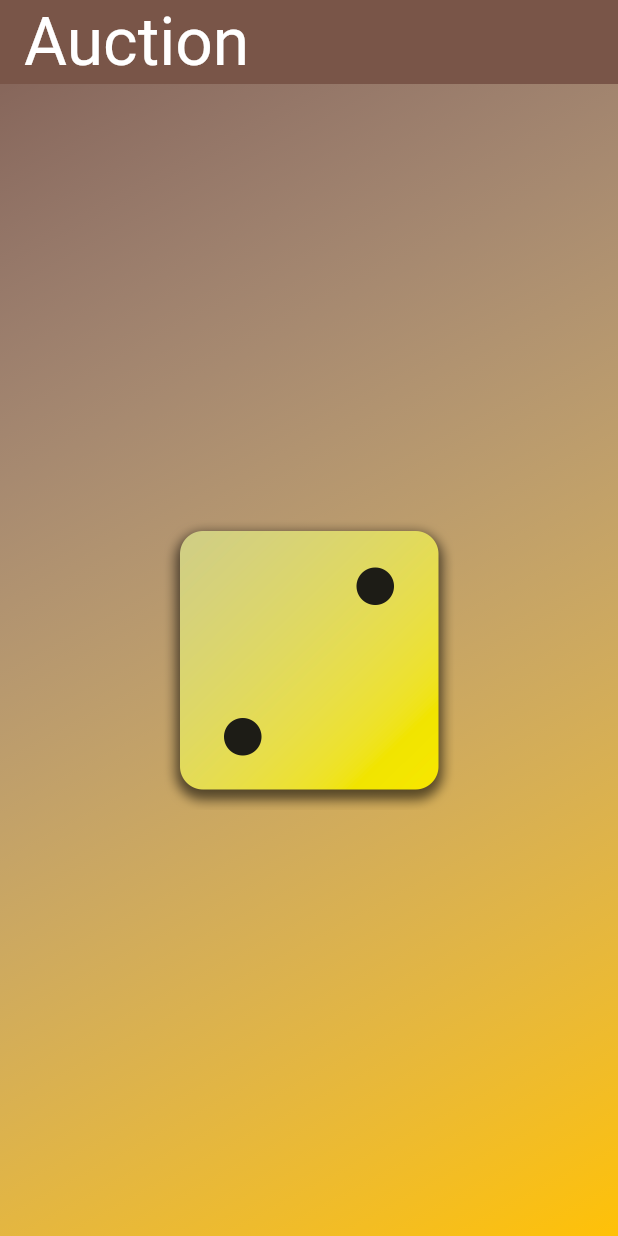
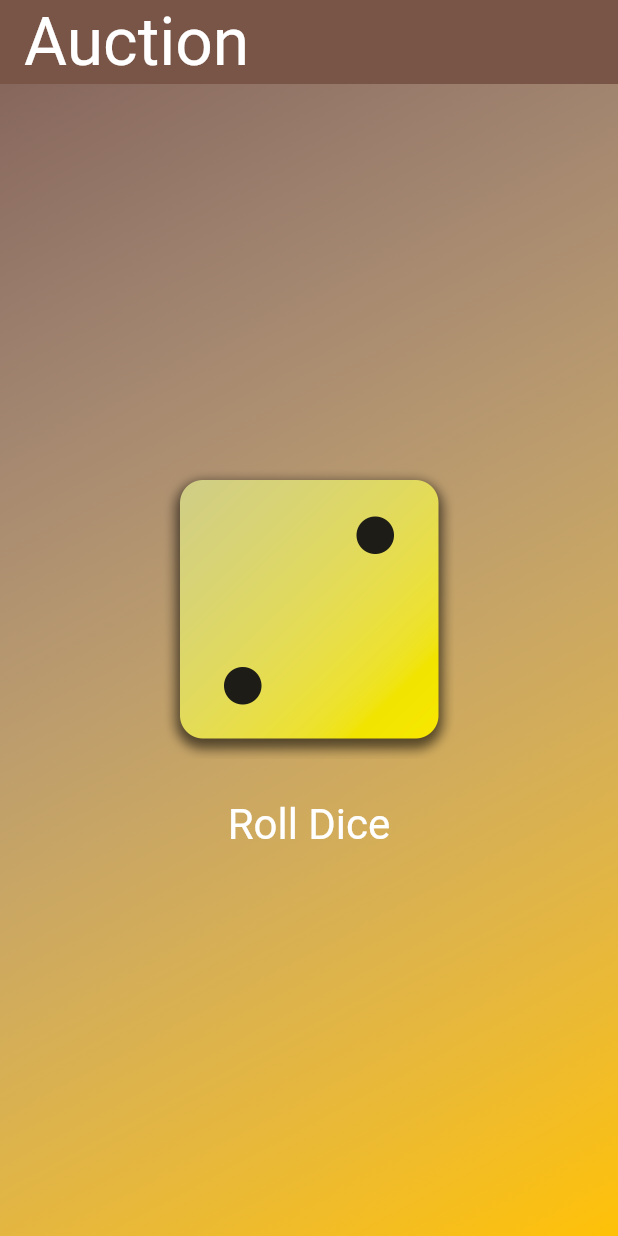
Before and after one commit to galiyev/flutter_todo, a Flutter app: the screen it shows after launch, on a phone screen of 412 x 824 dp. Run offline on Flutter 3.47's test engine with Material 3 defaults, Android fonts, the phone set to English and light mode, and no system bars.

Commit message:
47 Lesson / const

```diff
--- a/lib/gradient_container.dart
+++ b/lib/gradient_container.dart
@@ -13,6 +13,10 @@ class GradientContainer extends StatelessWidget {
 
   final List<Color> colors;
 
+  rollDice(){
+
+  }
+
   //GradientContainer({key}):super(key:key);
    @override
   Widget build(BuildContext context) {
@@ -26,7 +30,23 @@ class GradientContainer extends StatelessWidget {
               end: endAlignment,
           )),
       child: Center(
-        child: Image.asset('assets/images/dice-2.png', width: 200,),
+        child: Column(
+          mainAxisSize: MainAxisSize.min,
+          children: [
+            Image.asset('assets/images/dice-2.png', width: 200,),
+            const SizedBox(height: 20,),
+            TextButton(
+                onPressed: rollDice,
+                style: TextButton.styleFrom(
+                  padding: const EdgeInsets.only(top:0,),
+                  foregroundColor: Colors.white,
+                  textStyle: const TextStyle(
+                    fontSize: 28
+                  ),
+                ),
+                child: const Text('Roll Dice'))
+          ],
+        )
       ),
     );
   }
```
